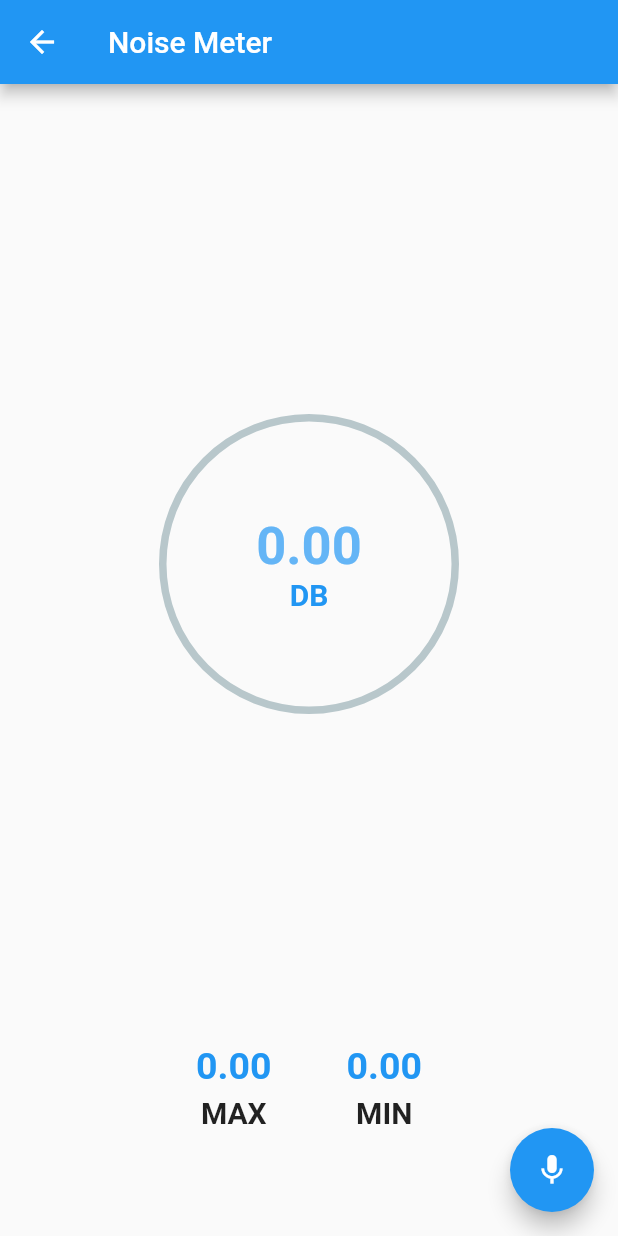
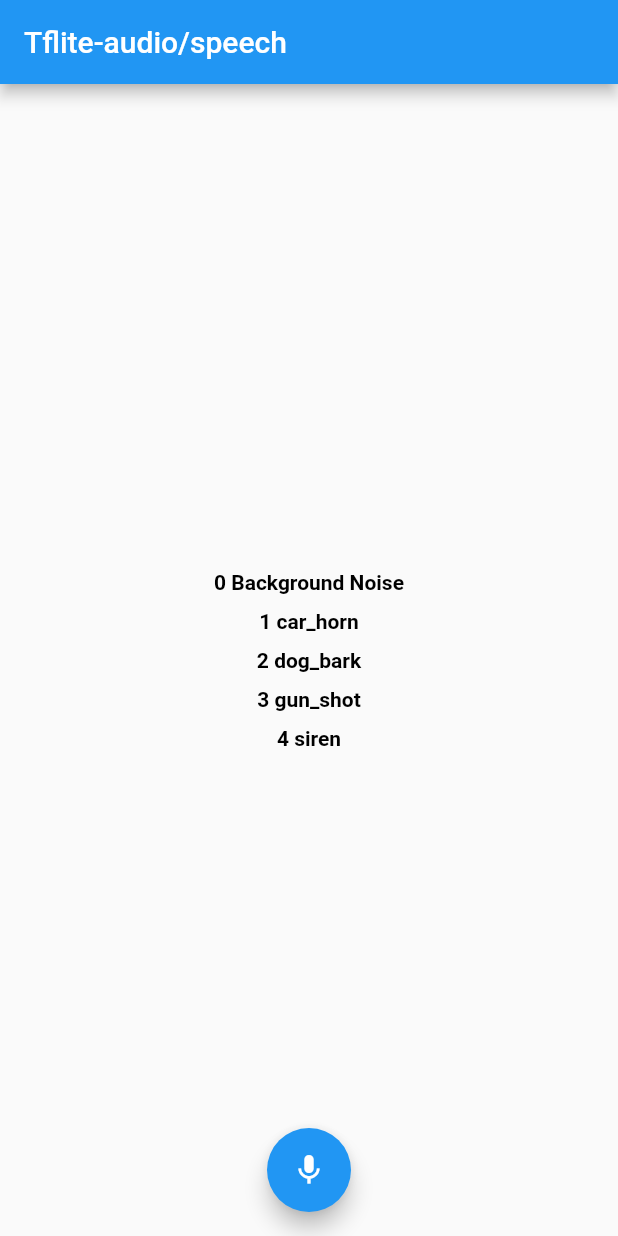
Before and after one commit to vishnuoum/AIeSSA, a Flutter app: the screen it shows after launch, after a tap on "Noise Meter", on a phone screen of 412 x 824 dp. Run offline on Flutter 3.47's test engine with Material 2 defaults, Android fonts, the light colour scheme and no system bars; drawn by our look-alikes of percent_indicator; our stand-ins replace speech_to_text; missing offline and left inert: noise_meter, text_to_speech, tflite_audio.

Commit message:
Added on-edge model for audio classification

```diff
--- /dev/null
+++ b/assets/models/labels.txt
@@ -0,0 +1,5 @@
+0 Background Noise
+1 car_horn
+2 dog_bark
+3 gun_shot
+4 siren
--- a/lib/main.dart
+++ b/lib/main.dart
@@ -1,3 +1,4 @@
+import 'package:app_for_specially_abled/pages/audioNav.dart';
 import 'package:app_for_specially_abled/pages/home.dart';
 import 'package:app_for_specially_abled/pages/noiseMeter.dart';
 import 'package:app_for_specially_abled/pages/signChat.dart';
@@ -19,6 +20,7 @@ class MyApp extends StatelessWidget {
         "/" : (context) => Home(),
         "/signChat" : (context) => SignChat(),
         "/noiseMeter" : (context) => NoiseMeterClass(),
+        "/audioNav" : (context) => AudioNav(),
       },
       initialRoute: "/",
     );
--- /dev/null
+++ b/lib/pages/audioNav.dart
@@ -0,0 +1,258 @@
+import 'dart:convert';
+import 'dart:developer';
+
+import 'package:flutter/material.dart';
+import 'package:flutter/services.dart';
+import 'package:tflite_audio/tflite_audio.dart';
+
+class AudioNav extends StatefulWidget {
+  const AudioNav({Key? key}) : super(key: key);
+
+  @override
+  State<AudioNav> createState() => _AudioNavState();
+}
+
+class _AudioNavState extends State<AudioNav> {
+  final GlobalKey<ScaffoldState> _scaffoldKey = GlobalKey<ScaffoldState>();
+  final isRecording = ValueNotifier<bool>(false);
+  Stream<Map<dynamic, dynamic>>? result;
+
+  ///example values for decodedwav models
+  // final String model = 'assets/decoded_wav_model.tflite';
+  // final String label = 'assets/decoded_wav_label.txt';
+  // final String audioDirectory = 'assets/sample_audio_16k_mono.wav';
+  // final String inputType = 'decodedWav';
+  // final int sampleRate = 16000;
+  // final int bufferSize = 2000;
+  // // final int audioLength = 16000;
+
+  ///example values for google's teachable machine model
+  final String model = 'assets/models/audioModel.tflite';
+  final String label = 'assets/models/labels.txt';
+  final String inputType = 'rawAudio';
+  final String audioDirectory = 'assets/sample_audio_44k_mono.wav';
+  final int sampleRate = 44100;
+  final int bufferSize = 11016;
+  // final int audioLength = 44032;
+
+  ///example values for MFCC, melspectrogram, spectrogram models
+  // final String model = 'assets/spectrogram_model.tflite';
+  // final String label = 'assets/spectrogram_label.txt';
+  // final String inputType = 'spectrogram';
+
+  // final String model = 'assets/melspectrogram_model.tflite';
+  // final String label = 'assets/melspectrogram_label.txt';
+  // final String inputType = 'melSpectrogram';
+
+  // final String model = 'assets/mfcc_model.tflite';
+  // final String label = 'assets/mfcc_label.txt';
+  // final String inputType = 'mfcc';
+
+  // final String audioDirectory = 'assets/sample_audio_16k_mono.wav';
+  // final int sampleRate = 16000;
+  // final int bufferSize = 2000;
+  // // final int audioLength = 16000;
+
+  ///Optional parameters you can adjust to modify your input and output
+  final bool outputRawScores = false;
+  final int numOfInferences = 50;
+  final int numThreads = 1;
+  final bool isAsset = true;
+
+  ///Adjust the values below when tuning model detection.
+  final double detectionThreshold = 0.3;
+  final int averageWindowDuration = 1000;
+  final int minimumTimeBetweenSamples = 30;
+  final int suppressionTime = 1500;
+
+  @override
+  void initState() {
+    super.initState();
+    TfliteAudio.loadModel(
+      // numThreads: this.numThreads,
+      // isAsset: this.isAsset,
+      // outputRawScores: outputRawScores,
+      inputType: inputType,
+      model: model,
+      label: label,
+    );
+
+    //spectrogram parameters
+    // TfliteAudio.setSpectrogramParameters(nFFT: 256, hopLength: 129);
+
+    // mfcc parameters
+    TfliteAudio.setSpectrogramParameters(nMFCC: 40, hopLength: 16384);
+  }
+
+  void getResult() {
+    ///example for stored audio file recognition
+    // result = TfliteAudio.startFileRecognition(
+    //   audioDirectory: audioDirectory,
+    //   sampleRate: sampleRate,
+    //   // audioLength: audioLength,
+    //   // detectionThreshold: detectionThreshold,
+    //   // averageWindowDuration: averageWindowDuration,
+    //   // minimumTimeBetweenSamples: minimumTimeBetweenSamples,
+    //   // suppressionTime: suppressionTime,
+    // );
+
+    ///example for recording recognition
+    result = TfliteAudio.startAudioRecognition(
+      sampleRate: sampleRate,
+      bufferSize: bufferSize,
+      numOfInferences: numOfInferences,
+      // audioLength: audioLength,
+      // detectionThreshold: detectionThreshold,
+      // averageWindowDuration: averageWindowDuration,
+      // minimumTimeBetweenSamples: minimumTimeBetweenSamples,
+      // suppressionTime: suppressionTime,
+    );
+
+    ///Below returns a map of values. The keys are:
+    ///"recognitionResult", "hasPermission", "inferenceTime"
+    result
+        ?.listen((event) =>
+        log("Recognition Result: " + event["recognitionResult"].toString()))
+        .onDone(() => isRecording.value = false);
+  }
+
+  ///fetches the labels from the text file in assets
+  Future<List<String>> fetchLabelList() async {
+    List<String> _labelList = [];
+    await rootBundle.loadString(this.label).then((q) {
+      for (String i in const LineSplitter().convert(q)) {
+        _labelList.add(i);
+      }
+    });
+    return _labelList;
+  }
+
+  ///handles null exception if snapshot is null.
+  String showResult(AsyncSnapshot snapshot, String key) =>
+      snapshot.hasData ? snapshot.data[key].toString() : '0 ';
+
+  @override
+  Widget build(BuildContext context) {
+    return MaterialApp(
+        home: Scaffold(
+            key: _scaffoldKey,
+            appBar: AppBar(
+              title: const Text('Tflite-audio/speech'),
+            ),
+
+            ///Streambuilder for inference results
+            body: StreamBuilder<Map<dynamic, dynamic>>(
+                stream: result,
+                builder: (BuildContext context,
+                    AsyncSnapshot<Map<dynamic, dynamic>> inferenceSnapshot) {
+                  ///futurebuilder for getting the label list
+                  return FutureBuilder(
+                      future: fetchLabelList(),
+                      builder: (BuildContext context,
+                          AsyncSnapshot<List<String>> labelSnapshot) {
+                        switch (inferenceSnapshot.connectionState) {
+                          case ConnectionState.none:
+                          //Loads the asset file.
+                            if (labelSnapshot.hasData) {
+                              return labelListWidget(labelSnapshot.data);
+                            } else {
+                              return const CircularProgressIndicator();
+                            }
+                          case ConnectionState.waiting:
+
+                          ///Widets will let the user know that its loading when waiting for results
+                            return Stack(children: <Widget>[
+                              Align(
+                                  alignment: Alignment.bottomRight,
+                                  child: inferenceTimeWidget('calculating..')),
+                              labelListWidget(labelSnapshot.data),
+                            ]);
+
+                        ///Widgets will display the final results.
+                          default:
+                            return Stack(children: <Widget>[
+                              Align(
+                                  alignment: Alignment.bottomRight,
+                                  child: inferenceTimeWidget(showResult(
+                                      inferenceSnapshot, 'inferenceTime') +
+                                      'ms')),
+                              labelListWidget(
+                                  labelSnapshot.data,
+                                  showResult(
+                                      inferenceSnapshot, 'recognitionResult'))
+                            ]);
+                        }
+                      });
+                }),
+            floatingActionButtonLocation:
+            FloatingActionButtonLocation.centerFloat,
+            floatingActionButton: ValueListenableBuilder(
+                valueListenable: isRecording,
+                builder: (context, value, widget) {
+                  if (value == false) {
+                    return FloatingActionButton(
+                      onPressed: () {
+                        isRecording.value = true;
+                        setState(() {
+                          getResult();
+                        });
+                      },
+                      backgroundColor: Colors.blue,
+                      child: const Icon(Icons.mic),
+                    );
+                  } else {
+                    return FloatingActionButton(
+                      onPressed: () {
+                        log('Audio Recognition Stopped');
+                        TfliteAudio.stopAudioRecognition();
+                      },
+                      backgroundColor: Colors.red,
+                      child: const Icon(Icons.adjust),
+                    );
+                  }
+                })));
+  }
+
+  ///If snapshot data matches the label, it will change colour
+  Widget labelListWidget(List<String>? labelList, [String? result]) {
+    return Center(
+        child: Column(
+            mainAxisAlignment: MainAxisAlignment.center,
+            crossAxisAlignment: CrossAxisAlignment.center,
+            children: labelList!.map((labels) {
+              if (labels == result) {
+                return Padding(
+                    padding: const EdgeInsets.all(5.0),
+                    child: Text(labels.toString(),
+                        textAlign: TextAlign.center,
+                        style: const TextStyle(
+                          fontWeight: FontWeight.bold,
+                          fontSize: 25,
+                          color: Colors.green,
+                        )));
+              } else {
+                return Padding(
+                    padding: const EdgeInsets.all(5.0),
+                    child: Text(labels.toString(),
+                        textAlign: TextAlign.center,
+                        style: const TextStyle(
+                          fontWeight: FontWeight.bold,
+                          color: Colors.black,
+                        )));
+              }
+            }).toList()));
+  }
+
+  ///If the future isn't completed, shows 'calculating'. Else shows inference time.
+  Widget inferenceTimeWidget(String result) {
+    return Padding(
+        padding: const EdgeInsets.all(20.0),
+        child: Text(result,
+            textAlign: TextAlign.center,
+            style: const TextStyle(
+              fontWeight: FontWeight.bold,
+              fontSize: 20,
+              color: Colors.black,
+            )));
+  }
+}
--- a/lib/pages/home.dart
+++ b/lib/pages/home.dart
@@ -25,7 +25,7 @@ class _HomeState extends State<Home> {
             Navigator.pushNamed(context, "/signChat");
           }, child: Text("Sign Chat")),
           ElevatedButton(onPressed: (){
-            Navigator.pushNamed(context, "/noiseMeter");
+            Navigator.pushNamed(context, "/audioNav");
           }, child: Text("Noise Meter")),
           ElevatedButton(onPressed: (){}, child: Text("Voice Assign")),
           ElevatedButton(onPressed: (){}, child: Text("Learn")),
--- a/pubspec.yaml
+++ b/pubspec.yaml
@@ -32,6 +32,7 @@ dependencies:
   text_to_speech: ^0.2.3
   speech_to_text: ^5.4.3
   percent_indicator: ^4.2.0
+  tflite_audio: ^0.3.0
 
 dev_dependencies:
   flutter_test:
@@ -49,8 +50,9 @@ flutter:
   uses-material-design: true
 
   # To add assets to your application, add an assets section, like this:
-  # assets:
-  #   - images/a_dot_burr.jpeg
+  assets:
+    - assets/models/audioModel.tflite
+    - assets/models/labels.txt
   #   - images/a_dot_ham.jpeg
 
   # An image asset can refer to one or more resolution-specific "variants", see
```
Also changed, not shown: pubspec.lock, 2 other files.
